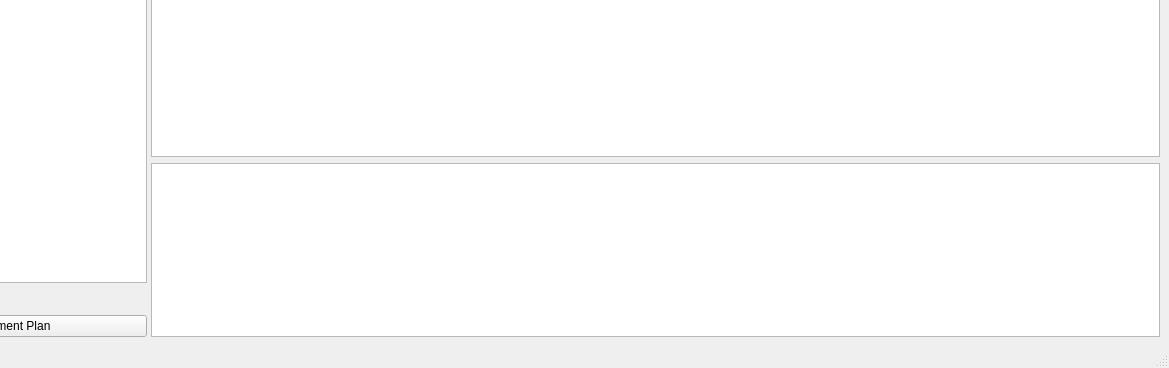
The window that onnx_profiler_display_modify.ui (misunyu/multimodel-scheduling) describes before a commit, drawn with Qt 5; both pictures show x 231 to 1400 and y 432 to 800 of the 1400 by 800 pixel window.
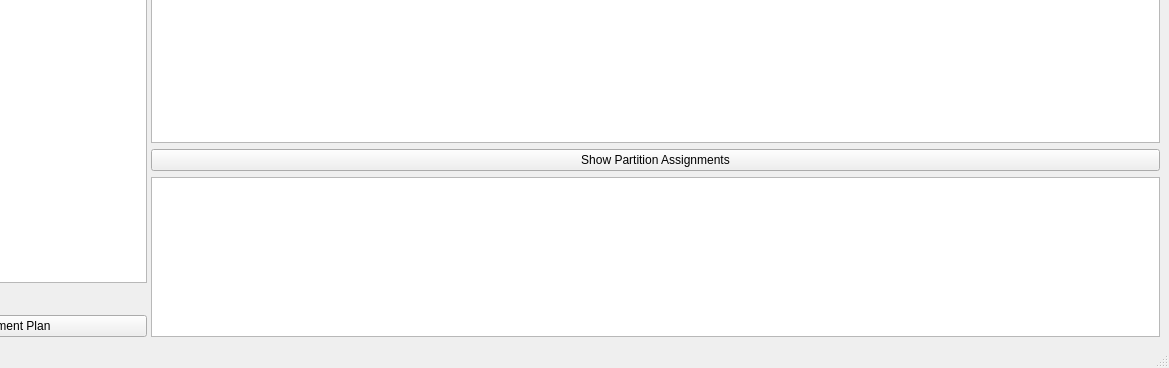
The same window after the commit.

Commit message: Enhance ONNX Profiler: add "Show Partition Assignments" button, implement partition assignment dialog with color-coded results, refine UI logic, and improve simulated profiling flow with modular device-handling.

```diff
--- a/onnx_profiler_display_modify.ui
+++ b/onnx_profiler_display_modify.ui
@@ -90,6 +90,13 @@
           </property>
          </widget>
         </item>
+        <item>
+         <widget class="QPushButton" name="show_assignment_button">
+          <property name="text">
+           <string>Show Partition Assignments</string>
+          </property>
+         </widget>
+        </item>
         <item>
          <widget class="QPlainTextEdit" name="log_output">
           <property name="minimumSize">
```
The commit also changes 1 other file.
